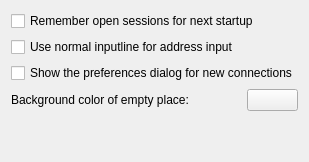
This is config/general.ui in KDE/krdc as Qt 5 draws it before an edit. The edited form follows.
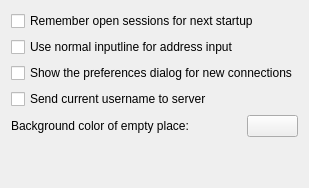
This is the edited form. Custom widgets are drawn as their Qt base class.

Commit message: * add support for username and password in url * add option to send / send not the current username to the remote server * error message when url cannot be handled by KRDC

Patch:
```diff
--- a/config/general.ui
+++ b/config/general.ui
@@ -23,6 +23,13 @@
      </property>
     </widget>
    </item>
+   <item>
+    <widget class="QCheckBox" name="kcfg_SendCurrentUserName" >
+     <property name="text" >
+      <string>Send current username to server</string>
+     </property>
+    </widget>
+   </item>
    <item>
     <layout class="QHBoxLayout" >
      <item>
```
The commit also changes 4 other files.
